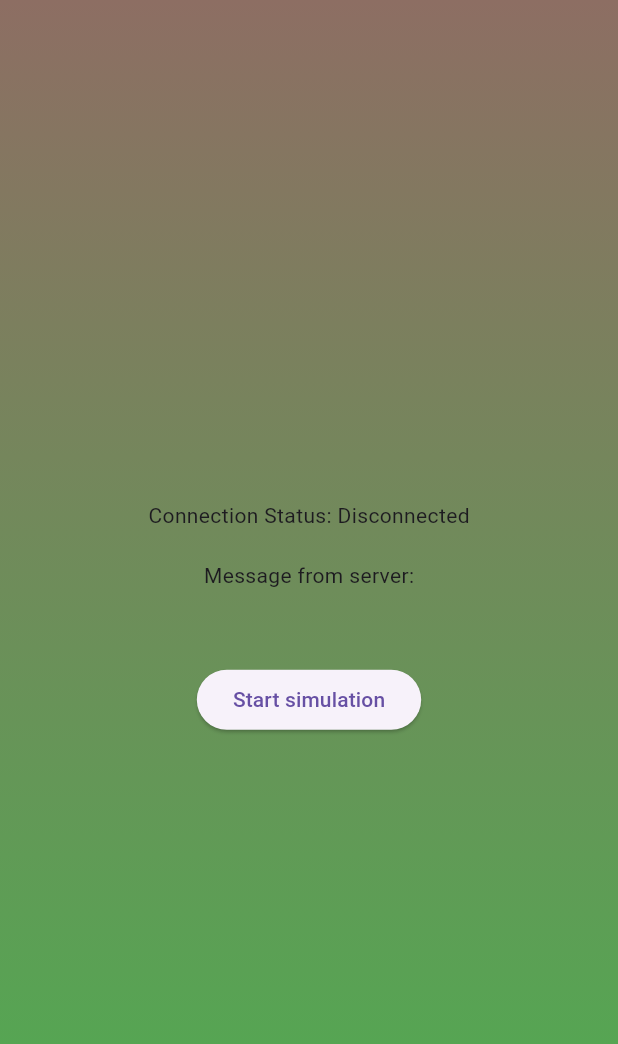
After one commit to jamesbUOB/Brishack, a Flutter app: the CustomisePage screen opened directly, on a phone screen of 412 x 824 dp. The commit adds this screen. Shown: the top 1044 px of the screen. Run offline on Flutter 3.47's test engine with Material 3 defaults, Android fonts, the phone set to English and light mode, and no system bars; our stand-ins replace animated_text_kit, socket_io_client; network calls fail.

Commit message:
customise page added

```diff
--- /dev/null
+++ b/app/lib/screens/customise.dart
@@ -0,0 +1,94 @@
+import 'package:flutter/material.dart';
+import 'package:socket_io_client/socket_io_client.dart' as IO;
+
+class CustomisePage extends StatefulWidget {
+  const CustomisePage({super.key});
+
+  @override
+  State<CustomisePage> createState() => _CustomisePageState();
+}
+
+class _CustomisePageState extends State<CustomisePage> {
+  late IO.Socket socket;
+  String connectionStatus = 'Disconnected';
+  String message = '';
+
+  @override
+  void initState() {
+    super.initState();
+    // Configure and connect the socket.
+    socket = IO.io('http://127.0.0.1:5000', <String, dynamic>{
+      'transports': ['websocket'], // use WebSocket transport
+      'autoConnect': false,
+    });
+
+    // Set up event listeners.
+    socket.on('connect', (_) {
+      setState(() {
+        connectionStatus = 'Connected';
+      });
+      print('Connected: ${socket.id}');
+    });
+
+    socket.on('update', (data) {
+      setState(() {
+        message = data.toString();
+      });
+      print('Update event: $data');
+    });
+
+    socket.on('disconnect', (_) {
+      setState(() {
+        connectionStatus = 'Disconnected';
+      });
+      print('Disconnected');
+    });
+
+    // Connect the socket.
+    socket.connect();
+  }
+
+  @override
+  void dispose() {
+    socket.disconnect();
+    super.dispose();
+  }
+
+  @override
+  Widget build(BuildContext context) {
+    return Scaffold(
+       body: Container(
+        width: double.infinity,
+        height: double.infinity,
+        decoration: const BoxDecoration(
+          gradient: LinearGradient(
+            begin: Alignment.topCenter,
+            end: Alignment.bottomCenter,
+            colors: [
+              Color(0xFF8D6E63), // Earthy Brown
+              Color(0xFF4CAF50), // Green
+            ],
+          ),
+        ),
+        child: Center(
+          child: Column(
+            mainAxisAlignment: MainAxisAlignment.center,
+            children: [
+              Text('Connection Status: $connectionStatus'),
+              SizedBox(height: 20),
+              Text('Message from server:'),
+              Text(message, style: TextStyle(fontSize: 20)),
+              SizedBox(height: 20),
+              ElevatedButton(
+                onPressed: () {
+                  // Send a test message to the server.
+                  socket.emit('message', 'start');
+                },
+                child: Text('Start simulation'),
+              ),
+            ],
+          ),
+    ),
+));
+  }
+}
--- a/app/lib/screens/introduction.dart
+++ b/app/lib/screens/introduction.dart
@@ -1,5 +1,5 @@
 import 'package:flutter/material.dart';
-import 'home.dart';
+import 'customise.dart';
 import 'package:socket_io_client/socket_io_client.dart' as IO;
 
 class Introduction extends StatefulWidget {
@@ -10,51 +10,6 @@ class Introduction extends StatefulWidget {
 }
 
 class _IntroductionState extends State<Introduction> {
-  late IO.Socket socket;
-  String connectionStatus = 'Disconnected';
-  String message = '';
-
-  @override
-  void initState() {
-    super.initState();
-    // Configure and connect the socket.
-    socket = IO.io('http://127.0.0.1:5000', <String, dynamic>{
-      'transports': ['websocket'], // use WebSocket transport
-      'autoConnect': false,
-    });
-
-    // Set up event listeners.
-    socket.on('connect', (_) {
-      setState(() {
-        connectionStatus = 'Connected';
-      });
-      print('Connected: ${socket.id}');
-    });
-
-    socket.on('update', (data) {
-      setState(() {
-        message = data.toString();
-      });
-      print('Update event: $data');
-    });
-
-    socket.on('disconnect', (_) {
-      setState(() {
-        connectionStatus = 'Disconnected';
-      });
-      print('Disconnected');
-    });
-
-    // Connect the socket.
-    socket.connect();
-  }
-
-  @override
-  void dispose() {
-    socket.disconnect();
-    super.dispose();
-  }
-
   @override
   Widget build(BuildContext context) {
     return Scaffold(
--- a/app/lib/screens/socket_service.dart
+++ b/app/lib/screens/socket_service.dart
@@ -1,4 +1,5 @@
 import 'package:socket_io_client/socket_io_client.dart' as IO;
+
 
 class SocketService {
   late IO.Socket socket;
```
Also changed, not shown: app/assets/images/Uni-of-Bristol-14.02.24_Resized.png (added), app/assets/images/d3344616013641.56299f015adda.gif (added).
